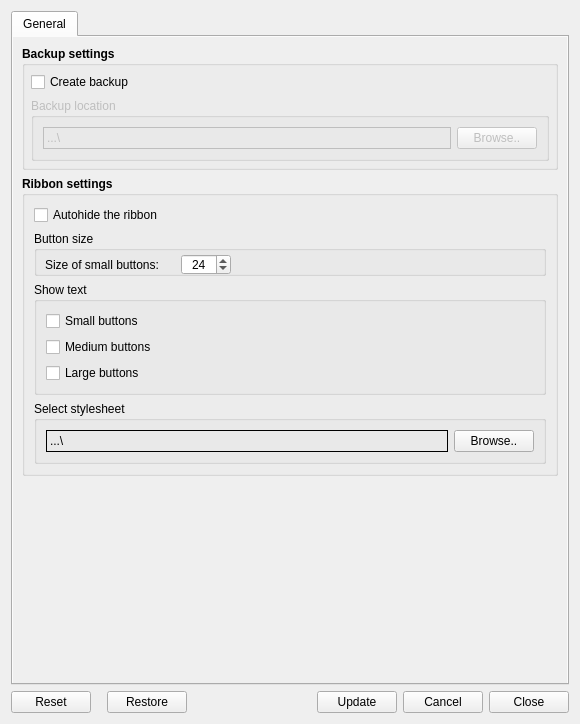
geolta/FreeCAD-Ribbon, file Resources/ui/Settings.ui: the form before one commit.
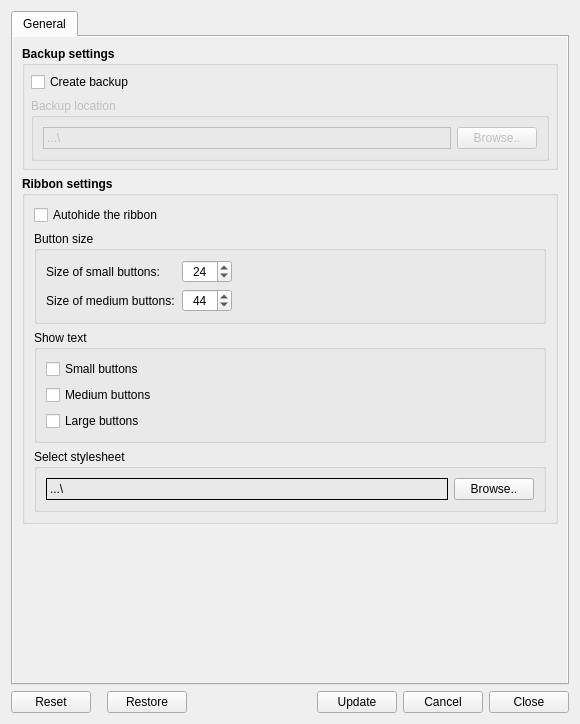
The form after the commit.

Commit message: Issue with preferencess UI

Patch:
```diff
--- a/Resources/ui/Settings.ui
+++ b/Resources/ui/Settings.ui
@@ -293,15 +293,8 @@
               <property name="title">
                <string>Button size</string>
               </property>
-              <widget class="QWidget" name="">
-               <property name="geometry">
-                <rect>
-                 <x>11</x>
-                 <y>23</y>
-                 <width>188</width>
-                 <height>48</height>
-                </rect>
-               </property>
+              <layout class="QGridLayout" name="gridLayout_5">
+               <item row="0" column="0">
                <layout class="QGridLayout" name="gridLayout">
                 <item row="1" column="0">
                  <widget class="QLabel" name="label_11">
@@ -443,7 +436,21 @@
                  </widget>
                 </item>
                </layout>
-              </widget>
+               </item>
+               <item row="0" column="1">
+                <spacer name="horizontalSpacer_3">
+                 <property name="orientation">
+                  <enum>Qt::Horizontal</enum>
+                 </property>
+                 <property name="sizeHint" stdset="0">
+                  <size>
+                   <width>40</width>
+                   <height>20</height>
+                  </size>
+                 </property>
+                </spacer>
+               </item>
+              </layout>
              </widget>
             </item>
             <item row="2" column="0">
```
Lines whose indentation alone changed are shown as unchanged. The commit also changes 1 other file.
